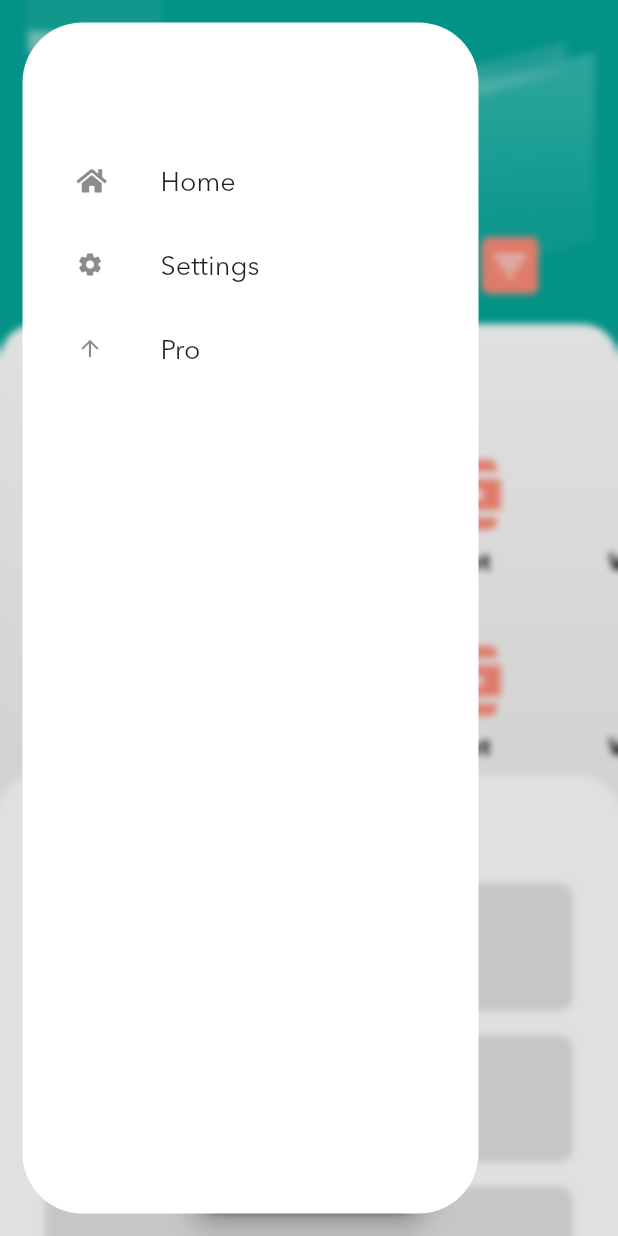
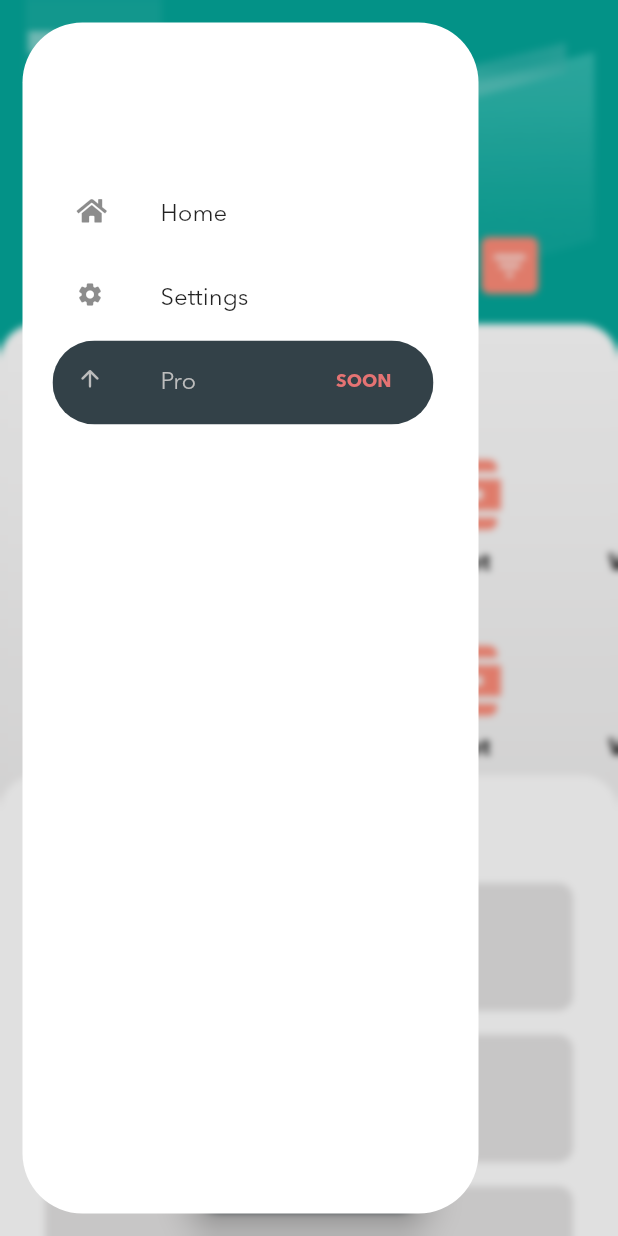
Before and after one commit to zorro-ftw/digivo, a Flutter app: the HomeView screen opened by its route, with the side drawer open, on a phone screen of 412 x 824 dp. Run offline on Flutter 3.47's test engine with Material 2 defaults, Android fonts, the phone set to English and light mode, and no system bars; our stand-ins replace dotted_line, font_awesome_flutter, pinput, stacked, stacked_services.

Commit message:
Drawer Navigation Completed

```diff
--- a/lib/app/app.router.dart
+++ b/lib/app/app.router.dart
@@ -8,17 +8,20 @@
 
 import 'package:flutter/material.dart';
 import 'package:stacked/stacked.dart';
-
+import 'package:stacked/stacked_annotations.dart';
 
 import '../ui/home/home_view.dart';
 import '../ui/login/login_view.dart';
+import '../ui/settings/settings_view.dart';
 
 class Routes {
   static const String loginView = '/';
   static const String homeView = '/home-view';
+  static const String settingsView = '/settings-view';
   static const all = <String>{
     loginView,
     homeView,
+    settingsView,
   };
 }
 
@@ -28,6 +31,7 @@ class StackedRouter extends RouterBase {
   final _routes = <RouteDef>[
     RouteDef(Routes.loginView, page: LoginView),
     RouteDef(Routes.homeView, page: HomeView),
+    RouteDef(Routes.settingsView, page: SettingsView),
   ];
   @override
   Map<Type, StackedRouteFactory> get pagesMap => _pagesMap;
@@ -44,5 +48,11 @@ class StackedRouter extends RouterBase {
         settings: data,
       );
     },
+    SettingsView: (data) {
+      return MaterialPageRoute<dynamic>(
+        builder: (context) => const SettingsView(),
+        settings: data,
+      );
+    },
   };
 }
--- a/lib/models/drawer_item.dart
+++ b/lib/models/drawer_item.dart
@@ -4,12 +4,12 @@ class DrawerItem {
   DrawerItem(
       {required this.icon,
       required this.title,
-      this.routeName,
+      required this.routeName,
       this.isEnabled = true});
   final IconData icon;
   final String title;
   bool isEnabled;
 
   /// Indicates which page to navigate to when tapped.
-  final String? routeName;
+  final Widget? routeName;
 }
--- a/lib/ui/home/custom_drawer/custom_drawer.dart
+++ b/lib/ui/home/custom_drawer/custom_drawer.dart
@@ -1,5 +1,6 @@
 import 'dart:ui';
 import 'package:digivo/ui/home/custom_drawer/custom_drawer_viewmodel.dart';
+import 'package:digivo/ui/home/home_view.dart';
 import 'package:flutter/material.dart';
 import 'package:digivo/widgets/drawer_tile.dart';
 import 'package:stacked/stacked.dart';
@@ -29,15 +30,26 @@ class CustomDrawer extends StatelessWidget {
                 mainAxisSize: MainAxisSize.max,
                 children: [
                   const SizedBox(
-                    height: 80,
+                    height: 100,
                   ),
                   Expanded(
                     child: ListView.builder(
                       primary: true,
                       itemBuilder: (context, index) => DrawerTile(
-                        drawerItem: model.drawerItemsList[index],
-                        onTap: null,
-                      ),
+                          drawerItem: model.drawerItemsList[index],
+                          onTap: () =>
+                              model.drawerItemsList[index].routeName != null
+                                  ? Navigator.push(
+                                      context,
+                                      MaterialPageRoute(
+                                        builder: (context) {
+                                          return model.drawerItemsList[index]
+                                                  .routeName ??
+                                              const HomeView();
+                                        },
+                                      ),
+                                    )
+                                  : null),
                       itemCount: model.drawerItemsList.length,
                     ),
                   )
--- a/lib/ui/home/custom_drawer/custom_drawer_viewmodel.dart
+++ b/lib/ui/home/custom_drawer/custom_drawer_viewmodel.dart
@@ -1,29 +1,28 @@
-import 'package:digivo/app/app.locator.dart';
-import 'package:digivo/app/app.router.dart';
 import 'package:digivo/models/drawer_item.dart';
+import 'package:digivo/ui/home/home_view.dart';
+import 'package:digivo/ui/settings/settings_view.dart';
 import 'package:font_awesome_flutter/font_awesome_flutter.dart';
 import 'package:stacked/stacked.dart';
 import 'package:flutter/material.dart';
-import 'package:stacked_services/stacked_services.dart';
 
 class CustomDrawerViewModel extends BaseViewModel {
-  final _navigationService = locator<NavigationService>();
   final List<DrawerItem> drawerItemsList = [
     DrawerItem(
       icon: FontAwesomeIcons.home,
       title: 'Home',
-      routeName: Routes.homeView,
+      routeName: const HomeView(),
     ),
     DrawerItem(
       icon: Icons.settings_rounded,
       title: 'Settings',
-      // routeName: Routes.settingsView,
+      routeName: const SettingsView(),
     ),
     DrawerItem(
-        icon: Icons.arrow_upward_rounded, title: 'Pro', isEnabled: false),
+        icon: Icons.arrow_upward_rounded,
+        title: 'Pro',
+        isEnabled: false,
+        routeName: null
+        //TODO - PRO ACCOUNT PAGE WILL BE ADDED FOR ROUTENAME
+        ),
   ];
-
-  void navigate(String page) {
-    _navigationService.navigateTo(page);
-  }
 }
--- a/lib/ui/home/home_view.dart
+++ b/lib/ui/home/home_view.dart
@@ -35,6 +35,7 @@ class HomeView extends StatelessWidget {
               floatingActionButtonLocation:
                   FloatingActionButtonLocation.centerFloat,
               floatingActionButton: FloatingActionButton.extended(
+                elevation: 8,
                 onPressed: () {},
                 label: const Text(
                   'Add Account',
--- a/lib/widgets/drawer_tile.dart
+++ b/lib/widgets/drawer_tile.dart
@@ -1,29 +1,56 @@
+import 'package:digivo/constants.dart';
 import 'package:digivo/models/drawer_item.dart';
 import 'package:flutter/material.dart';
 
 class DrawerTile extends StatelessWidget {
-  const DrawerTile({Key? key, required this.drawerItem, this.onTap})
+  const DrawerTile({Key? key, required this.drawerItem, required this.onTap})
       : super(key: key);
 
   final DrawerItem drawerItem;
-  final VoidCallback? onTap;
+  final VoidCallback onTap;
   @override
   Widget build(BuildContext context) {
-    return Material(
-      child: Padding(
-        padding: const EdgeInsets.symmetric(horizontal: 20),
+    return Padding(
+      padding: const EdgeInsets.only(left: 20, right: 30),
+      child: Material(
         child: ListTile(
+          tileColor: drawerItem.isEnabled == false
+              ? kGeneralButtonColor
+              // ? Colors.orange
+              : ListTileTheme.of(context).tileColor,
+          trailing: drawerItem.isEnabled == false
+              ? Padding(
+                  padding: const EdgeInsets.only(right: 12.0),
+                  child: Text(
+                    'SOON',
+                    style: TextStyle(
+                        color: Colors.red.shade300,
+                        fontFamily: 'AvenirNext',
+                        fontWeight: FontWeight.bold,
+                        fontSize: 12),
+                  ),
+                )
+              : null,
+          iconColor: drawerItem.isEnabled == true
+              ? ListTileTheme.of(context).iconColor
+              : Colors.grey.shade400,
+          textColor: drawerItem.isEnabled == true
+              ? ListTileTheme.of(context).textColor
+              : Colors.grey.shade400,
           shape:
               RoundedRectangleBorder(borderRadius: BorderRadius.circular(30)),
           title: Text(
             drawerItem.title,
-            style: const TextStyle(fontFamily: 'AvenirNext', fontSize: 18),
+            style: const TextStyle(
+                fontFamily: 'AvenirNext',
+                fontSize: 16,
+                fontWeight: FontWeight.w400),
           ),
           leading: Icon(
             drawerItem.icon,
             size: 18,
           ),
-          onTap: onTap,
+          onTap: drawerItem.isEnabled == true ? onTap : null,
         ),
       ),
     );
```
